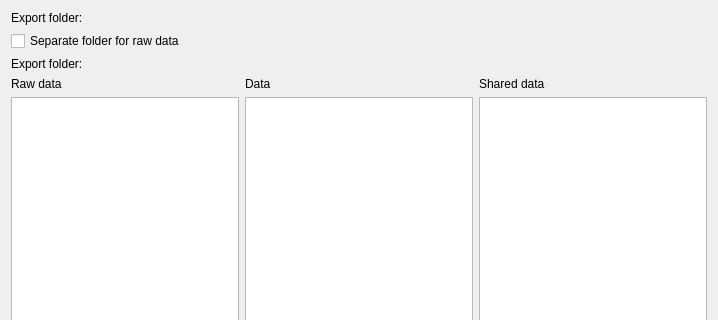
First picture: the form in src/app/exportdialog.ui, repository fmi-basel/faim-cryoflare, before the edit; both pictures show x 0 to 718 and y 0 to 320 of the 718 by 504 pixel window.
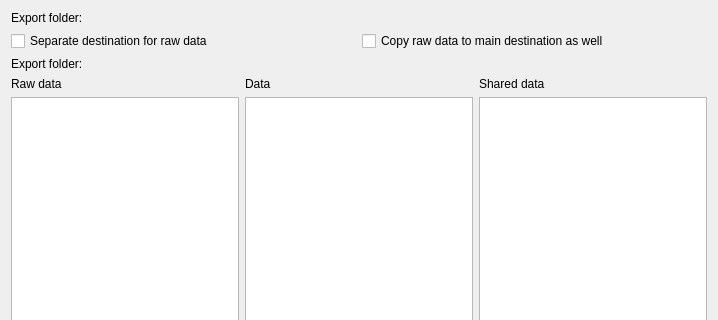
Second picture: the form after the edit. Custom widgets are drawn as their Qt base class.

Diff of the .ui file:
```diff
--- a/src/app/exportdialog.ui
+++ b/src/app/exportdialog.ui
@@ -35,11 +35,22 @@
     </layout>
    </item>
    <item>
-    <widget class="QCheckBox" name="checkBox">
+    <layout class="QHBoxLayout" name="horizontalLayout_4">
+     <item>
+      <widget class="QCheckBox" name="separate_raw_path">
      <property name="text">
-      <string>Separate folder for raw data</string>
-     </property>
-    </widget>
+        <string>Separate destination for raw data</string>
+       </property>
+      </widget>
+     </item>
+     <item>
+      <widget class="QCheckBox" name="duplicate_raw">
+       <property name="text">
+        <string>Copy raw data to main destination as well</string>
+       </property>
+      </widget>
+     </item>
+    </layout>
    </item>
    <item>
     <layout class="QHBoxLayout" name="horizontalLayout_3">
```
Left out of the diff: 8 changed lines with no effect on the pictures. Lines whose indentation alone changed are shown as unchanged.
